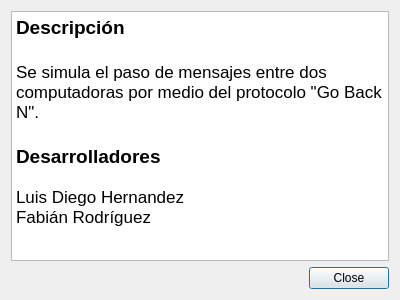
Above: about.ui from fabo49/ImplementacionGoBackN before the change. Below: the same form after it.
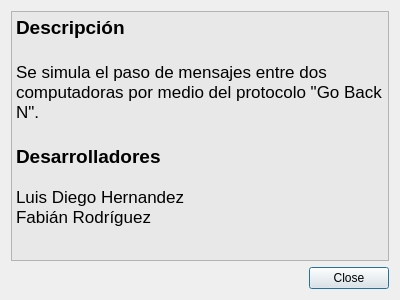
That is the form after the change.

```diff
--- a/about.ui
+++ b/about.ui
@@ -28,6 +28,9 @@
   <layout class="QVBoxLayout" name="verticalLayout">
    <item>
     <widget class="QTextBrowser" name="textBrowser">
+     <property name="styleSheet">
+      <string notr="true">background-color: rgb(232, 232, 232);</string>
+     </property>
      <property name="html">
       <string>&lt;!DOCTYPE HTML PUBLIC &quot;-//W3C//DTD HTML 4.0//EN&quot; &quot;http://www.w3.org/TR/REC-html40/strict.dtd&quot;&gt;
 &lt;html&gt;&lt;head&gt;&lt;meta name=&quot;qrichtext&quot; content=&quot;1&quot; /&gt;&lt;style type=&quot;text/css&quot;&gt;
```
